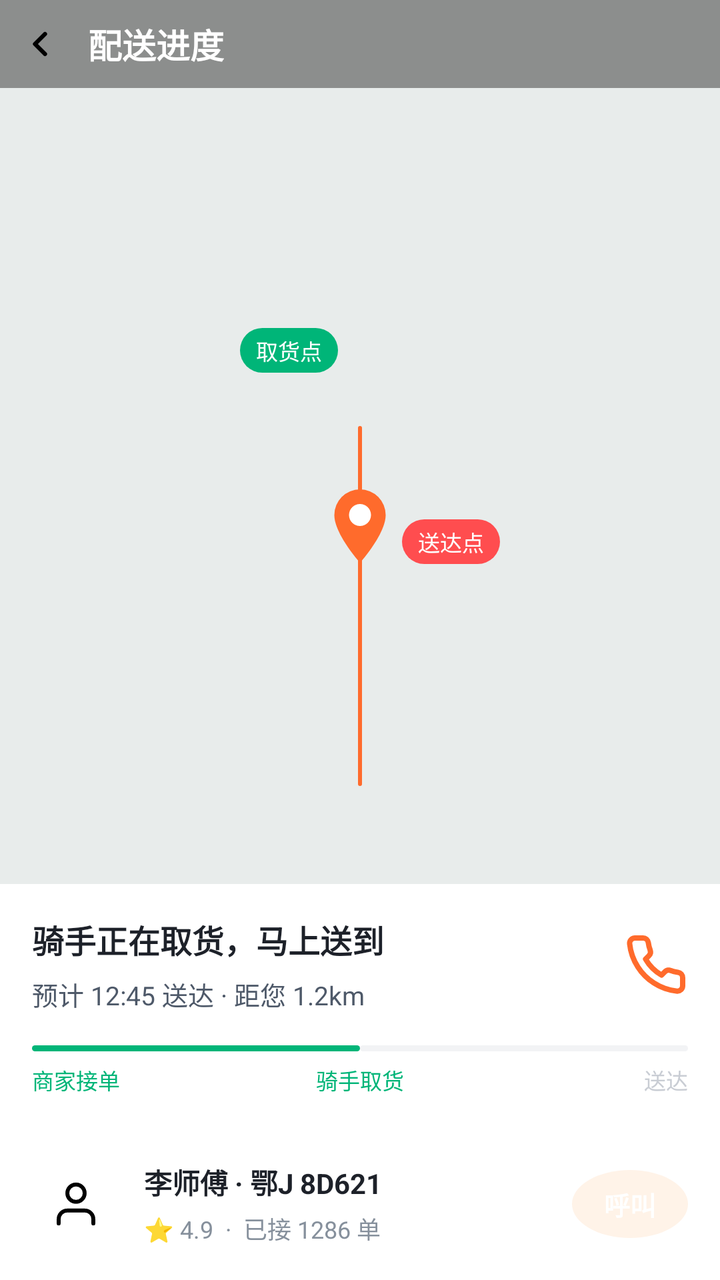
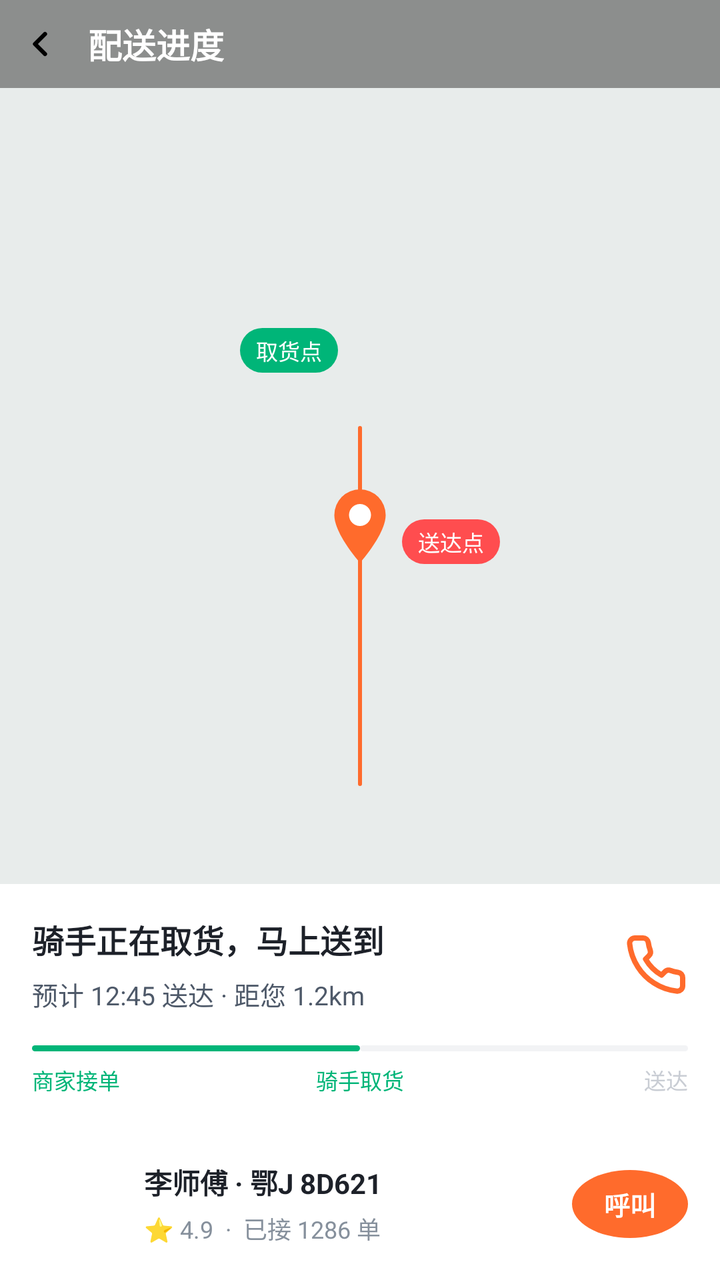

Screens rendered from an Android XML layout before and after an edit, with the pre-edit source and the edit as a unified diff.
<!-- AndroidManifest.xml: application theme Theme.DawnClient -->
<!-- res/layout/activity_order_track.xml -->
<?xml version="1.0" encoding="utf-8"?>
<LinearLayout xmlns:android="http://schemas.android.com/apk/res/android"
    android:layout_width="match_parent"
    android:layout_height="match_parent"
    android:background="@drawable/bg_map"
    android:orientation="vertical">

    <LinearLayout
        android:layout_width="match_parent"
        android:layout_height="44dp"
        android:background="#66000000"
        android:gravity="center_vertical"
        android:orientation="horizontal">

        <ImageView
            android:id="@+id/btnBack"
            android:layout_width="40dp"
            android:layout_height="match_parent"
            android:contentDescription="返回"
            android:padding="10dp"
            android:src="@drawable/ic_chevron_left" />

        <TextView
            android:layout_width="wrap_content"
            android:layout_height="wrap_content"
            android:layout_marginLeft="4dp"
            android:text="配送进度"
            android:textColor="@color/white"
            android:textSize="17sp"
            android:textStyle="bold" />
    </LinearLayout>

    <FrameLayout
        android:layout_width="match_parent"
        android:layout_height="0dp"
        android:layout_weight="1">

        
        <View
            android:layout_width="2dp"
            android:layout_height="180dp"
            android:layout_gravity="center"
            android:layout_marginTop="60dp"
            android:background="@drawable/bg_route_line" />

        
        <LinearLayout
            android:layout_width="wrap_content"
            android:layout_height="wrap_content"
            android:layout_gravity="top|start"
            android:layout_marginTop="120dp"
            android:layout_marginLeft="120dp"
            android:orientation="vertical">

            <TextView
                android:layout_width="wrap_content"
                android:layout_height="wrap_content"
                android:background="@drawable/bg_pin"
                android:paddingLeft="8dp"
                android:paddingTop="3dp"
                android:paddingRight="8dp"
                android:paddingBottom="3dp"
                android:text="取货点"
                android:textColor="@color/white"
                android:textSize="11sp" />
        </LinearLayout>

        
        <ImageView
            android:layout_width="44dp"
            android:layout_height="44dp"
            android:layout_gravity="center"
            android:layout_marginTop="20dp"
            android:contentDescription="骑手"
            android:src="@drawable/ic_rider_pin" />

        
        <LinearLayout
            android:layout_width="wrap_content"
            android:layout_height="wrap_content"
            android:layout_gravity="bottom|end"
            android:layout_marginBottom="160dp"
            android:layout_marginRight="110dp"
            android:orientation="vertical">

            <TextView
                android:layout_width="wrap_content"
                android:layout_height="wrap_content"
                android:background="@drawable/bg_pin_red"
                android:paddingLeft="8dp"
                android:paddingTop="3dp"
                android:paddingRight="8dp"
                android:paddingBottom="3dp"
                android:text="送达点"
                android:textColor="@color/white"
                android:textSize="11sp" />
        </LinearLayout>
    </FrameLayout>

    
    <LinearLayout
        android:layout_width="match_parent"
        android:layout_height="wrap_content"
        android:background="@color/white"
        android:orientation="vertical"
        android:padding="16dp">

        <LinearLayout
            android:layout_width="match_parent"
            android:layout_height="wrap_content"
            android:gravity="center_vertical"
            android:orientation="horizontal">

            <LinearLayout
                android:layout_width="0dp"
                android:layout_height="wrap_content"
                android:layout_weight="1"
                android:orientation="vertical">

                <TextView
                    android:layout_width="wrap_content"
                    android:layout_height="wrap_content"
                    android:text="骑手正在取货，马上送到"
                    android:textColor="@color/text_primary"
                    android:textSize="16sp"
                    android:textStyle="bold" />

                <TextView
                    android:layout_width="wrap_content"
                    android:layout_height="wrap_content"
                    android:layout_marginTop="6dp"
                    android:text="预计 12:45 送达 · 距您 1.2km"
                    android:textColor="@color/text_secondary"
                    android:textSize="13sp" />
            </LinearLayout>

            <ImageView
                android:layout_width="32dp"
                android:layout_height="32dp"
                android:contentDescription="电话"
                android:src="@drawable/ic_phone_call" />
        </LinearLayout>

        
        <LinearLayout
            android:layout_width="match_parent"
            android:layout_height="wrap_content"
            android:layout_marginTop="16dp"
            android:gravity="center_vertical"
            android:orientation="horizontal">

            <View
                android:layout_width="0dp"
                android:layout_height="3dp"
                android:layout_weight="1"
                android:background="@drawable/bg_progress_done" />

            <View
                android:layout_width="0dp"
                android:layout_height="3dp"
                android:layout_weight="1"
                android:background="@drawable/bg_progress_rest" />
        </LinearLayout>

        <LinearLayout
            android:layout_width="match_parent"
            android:layout_height="wrap_content"
            android:layout_marginTop="6dp"
            android:orientation="horizontal">

            <TextView
                android:layout_width="0dp"
                android:layout_height="wrap_content"
                android:layout_weight="1"
                android:text="商家接单"
                android:textColor="@color/success"
                android:textSize="11sp" />

            <TextView
                android:layout_width="0dp"
                android:layout_height="wrap_content"
                android:layout_weight="1"
                android:gravity="center"
                android:text="骑手取货"
                android:textColor="@color/success"
                android:textSize="11sp" />

            <TextView
                android:layout_width="0dp"
                android:layout_height="wrap_content"
                android:layout_weight="1"
                android:gravity="end"
                android:text="送达"
                android:textColor="@color/text_faint"
                android:textSize="11sp" />
        </LinearLayout>
    </LinearLayout>

    
    <LinearLayout
        android:layout_width="match_parent"
        android:layout_height="wrap_content"
        android:background="@color/white"
        android:gravity="center_vertical"
        android:orientation="horizontal"
        android:padding="16dp">

        <LinearLayout
            android:layout_width="44dp"
            android:layout_height="44dp"
            android:background="@drawable/bg_avatar"
            android:gravity="center">

            <ImageView
                android:layout_width="26dp"
                android:layout_height="26dp"
                android:contentDescription="头像"
                android:src="@drawable/ic_user" />
        </LinearLayout>

        <LinearLayout
            android:layout_width="0dp"
            android:layout_height="wrap_content"
            android:layout_marginLeft="12dp"
            android:layout_weight="1"
            android:orientation="vertical">

            <TextView
                android:layout_width="wrap_content"
                android:layout_height="wrap_content"
                android:text="李师傅 · 鄂J 8D621"
                android:textColor="@color/text_primary"
                android:textSize="14sp"
                android:textStyle="bold" />

            <TextView
                android:layout_width="wrap_content"
                android:layout_height="wrap_content"
                android:layout_marginTop="4dp"
                android:text="⭐ 4.9  ·  已接 1286 单"
                android:textColor="@color/text_tertiary"
                android:textSize="12sp" />
        </LinearLayout>

        <TextView
            android:layout_width="wrap_content"
            android:layout_height="34dp"
            android:background="@drawable/bg_call_btn"
            android:gravity="center"
            android:paddingLeft="16dp"
            android:paddingRight="16dp"
            android:text="呼叫"
            android:textColor="@color/white"
            android:textSize="13sp"
            android:textStyle="bold" />
    </LinearLayout>
</LinearLayout>
<!-- resources referenced by this layout -->
<resources>
  <color name="success">#00B578</color>
  <color name="text_faint">#C9CDD4</color>
  <color name="text_primary">#1D2129</color>
  <color name="text_secondary">#4E5969</color>
  <color name="text_tertiary">#86909C</color>
  <color name="white">#FFFFFF</color>
  <!-- drawable bg_avatar (drawable) -->
  <?xml version="1.0" encoding="utf-8"?>
  <shape xmlns:android="http://schemas.android.com/apk/res/android" android:shape="oval">
      <solid android:color="@color/white_25" />
  </shape>
  <!-- drawable bg_call_btn (drawable) -->
  <?xml version="1.0" encoding="utf-8"?>
  <shape xmlns:android="http://schemas.android.com/apk/res/android" android:shape="oval">
      <solid android:color="@color/chip_active_bg" />
  </shape>
  <!-- drawable bg_map (drawable) -->
  <?xml version="1.0" encoding="utf-8"?>
  <shape xmlns:android="http://schemas.android.com/apk/res/android">
      <solid android:color="#E8ECEB" />
  </shape>
  <!-- drawable bg_pin (drawable) -->
  <?xml version="1.0" encoding="utf-8"?>
  <shape xmlns:android="http://schemas.android.com/apk/res/android">
      <solid android:color="#00B578" />
      <corners android:radius="12dp" />
  </shape>
  <!-- drawable bg_pin_red (drawable) -->
  <?xml version="1.0" encoding="utf-8"?>
  <shape xmlns:android="http://schemas.android.com/apk/res/android">
      <solid android:color="#FF4D4F" />
      <corners android:radius="12dp" />
  </shape>
  <!-- drawable bg_progress_done (drawable) -->
  <?xml version="1.0" encoding="utf-8"?>
  <shape xmlns:android="http://schemas.android.com/apk/res/android">
      <solid android:color="#00B578" />
      <corners android:radius="2dp" />
  </shape>
  <!-- drawable bg_progress_rest (drawable) -->
  <?xml version="1.0" encoding="utf-8"?>
  <shape xmlns:android="http://schemas.android.com/apk/res/android">
      <solid android:color="#F2F3F5" />
      <corners android:radius="2dp" />
  </shape>
  <!-- drawable bg_route_line (drawable) -->
  <?xml version="1.0" encoding="utf-8"?>
  <shape xmlns:android="http://schemas.android.com/apk/res/android">
      <solid android:color="@color/primary" />
      <corners android:radius="2dp" />
  </shape>
  <!-- drawable ic_chevron_left (drawable) -->
  <?xml version="1.0" encoding="utf-8"?>
  <vector xmlns:android="http://schemas.android.com/apk/res/android"
      android:width="24dp"
      android:height="24dp"
      android:viewportWidth="24"
      android:viewportHeight="24">
      <path
          android:fillColor="@android:color/transparent"
          android:strokeColor="#FF000000"
          android:strokeLineCap="round"
          android:strokeLineJoin="round"
          android:strokeWidth="2.5"
          android:pathData="M15,18l-6,-6l6,-6" />
  </vector>
  <!-- drawable ic_rider_pin (drawable) -->
  <?xml version="1.0" encoding="utf-8"?>
  <vector xmlns:android="http://schemas.android.com/apk/res/android"
      android:width="24dp"
      android:height="24dp"
      android:viewportWidth="24"
      android:viewportHeight="24">
      <path
          android:fillColor="#FF6B2C"
          android:pathData="M12 2a7 7 0 0 0-7 7c0 5.25 7 13 7 13s7-7.75 7-13a7 7 0 0 0-7-7z" />
      <path
          android:fillColor="#FFFFFF"
          android:pathData="M12,9m-3,0a3,3 0,1 1,6 0a3,3 0,1 1,-6 0" />
  </vector>
  <style name="Theme.DawnClient" parent="Theme.AppCompat.Light.NoActionBar">
          <item name="android:windowBackground">@color/bg</item>
          <item name="android:statusBarColor">@android:color/transparent</item>
          <item name="android:navigationBarColor">@android:color/transparent</item>
          <item name="android:windowLightStatusBar">false</item>
          <item name="android:forceDarkAllowed">false</item>
          <item name="colorPrimary">@color/primary</item>
          <item name="colorPrimaryDark">@color/primary_dark</item>
          <item name="colorAccent">@color/primary</item>
      </style>
  <color name="white_25">#40FFFFFF</color>
  <color name="chip_active_bg">#FFF3E8</color>
  <color name="primary">#FF6B2C</color>
  <color name="bg">#F5F6F8</color>
  <color name="primary_dark">#FF5A1F</color>
  <!-- unchanged entries left out for length: 2 -->
</resources>

<!-- the commit's change to res/layout/activity_order_track.xml (unified diff, before → after) -->
@@ -118,6 +118,7 @@
                 android:orientation="vertical">
 
                 <TextView
+                    android:id="@+id/tvTrackStatus"
                     android:layout_width="wrap_content"
                     android:layout_height="wrap_content"
                     android:text="骑手正在取货，马上送到"
@@ -126,6 +127,7 @@
                     android:textStyle="bold" />
 
                 <TextView
+                    android:id="@+id/tvTrackEta"
                     android:layout_width="wrap_content"
                     android:layout_height="wrap_content"
                     android:layout_marginTop="6dp"
@@ -135,6 +137,7 @@
             </LinearLayout>
 
             <ImageView
+                android:id="@+id/btnCallRider"
                 android:layout_width="32dp"
                 android:layout_height="32dp"
                 android:contentDescription="电话"
@@ -150,12 +153,14 @@
             android:orientation="horizontal">
 
             <View
+                android:id="@+id/progress1"
                 android:layout_width="0dp"
                 android:layout_height="3dp"
                 android:layout_weight="1"
                 android:background="@drawable/bg_progress_done" />
 
             <View
+                android:id="@+id/progress2"
                 android:layout_width="0dp"
                 android:layout_height="3dp"
                 android:layout_weight="1"
@@ -169,6 +174,7 @@
             android:orientation="horizontal">
 
             <TextView
+                android:id="@+id/tvStep1"
                 android:layout_width="0dp"
                 android:layout_height="wrap_content"
                 android:layout_weight="1"
@@ -177,6 +183,7 @@
                 android:textSize="11sp" />
 
             <TextView
+                android:id="@+id/tvStep2"
                 android:layout_width="0dp"
                 android:layout_height="wrap_content"
                 android:layout_weight="1"
@@ -186,6 +193,7 @@
                 android:textSize="11sp" />
 
             <TextView
+                android:id="@+id/tvStep3"
                 android:layout_width="0dp"
                 android:layout_height="wrap_content"
                 android:layout_weight="1"
@@ -198,6 +206,7 @@
 
     
     <LinearLayout
+        android:id="@+id/riderCard"
         android:layout_width="match_parent"
         android:layout_height="wrap_content"
         android:background="@color/white"
@@ -215,7 +224,8 @@
                 android:layout_width="26dp"
                 android:layout_height="26dp"
                 android:contentDescription="头像"
-                android:src="@drawable/ic_user" />
+                android:src="@drawable/ic_user"
+                android:tint="@color/white" />
         </LinearLayout>
 
         <LinearLayout
@@ -226,6 +236,7 @@
             android:orientation="vertical">
 
             <TextView
+                android:id="@+id/tvRiderName"
                 android:layout_width="wrap_content"
                 android:layout_height="wrap_content"
                 android:text="李师傅 · 鄂J 8D621"
@@ -234,6 +245,7 @@
                 android:textStyle="bold" />
 
             <TextView
+                android:id="@+id/tvRiderMeta"
                 android:layout_width="wrap_content"
                 android:layout_height="wrap_content"
                 android:layout_marginTop="4dp"
<!-- resource entries referenced after the edit -->
@@ -14,7 +14,7 @@
   <!-- drawable bg_call_btn (drawable) -->
   <?xml version="1.0" encoding="utf-8"?>
   <shape xmlns:android="http://schemas.android.com/apk/res/android" android:shape="oval">
-      <solid android:color="@color/chip_active_bg" />
+      <solid android:color="@color/primary" />
   </shape>
   <!-- drawable bg_map (drawable) -->
   <?xml version="1.0" encoding="utf-8"?>
@@ -91,7 +91,6 @@
           <item name="colorAccent">@color/primary</item>
       </style>
   <color name="white_25">#40FFFFFF</color>
-  <color name="chip_active_bg">#FFF3E8</color>
   <color name="primary">#FF6B2C</color>
   <color name="bg">#F5F6F8</color>
   <color name="primary_dark">#FF5A1F</color>
